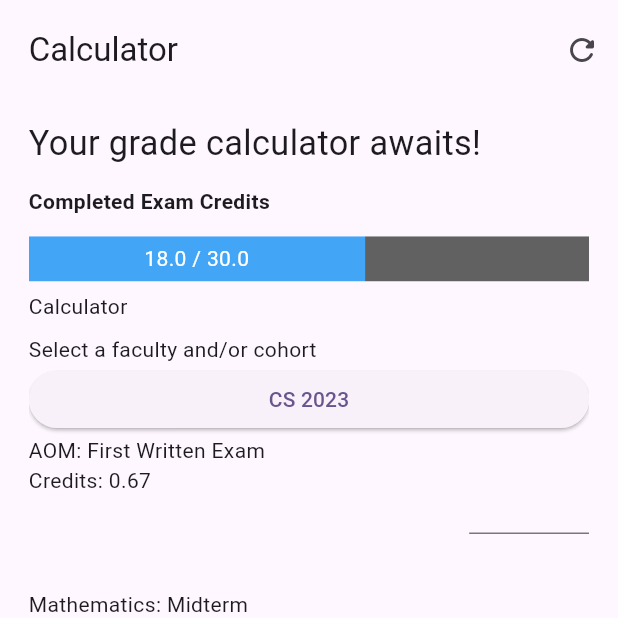
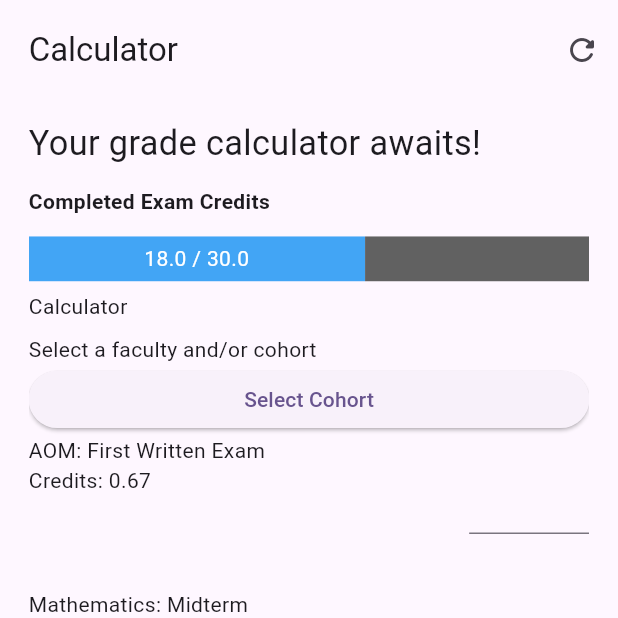
Before and after one commit to Krmsh1n5/u_standings, a Flutter app: the CalculatorPage screen opened directly, on a phone screen of 412 x 824 dp, the top half of it. Run offline on Flutter 3.47's test engine with Material 3 defaults, Android fonts, the phone set to English and light mode, and no system bars; our stand-ins replace flutter_screenutil.

Commit message:
Added simple Select Button

```diff
--- /dev/null
+++ b/lib/core/utils/functions/fetch_semesters_cohorts_func.dart
@@ -0,0 +1,5 @@
+Future<List<String>> fetchCohortsSemestersFromDatabase() async {
+  // Simulate fetching data from API/DB
+  await Future.delayed(Duration(seconds: 1)); // Simulate network delay
+  return ['Cohort A', 'Cohort A - CS', 'Cohort A - CE','Cohort B', 'Cohort C', 'Cohort C - GE'];
+}
--- a/lib/features/standings/presentation/screens/calculator_page.dart
+++ b/lib/features/standings/presentation/screens/calculator_page.dart
@@ -1,6 +1,7 @@
 import 'package:flutter/material.dart';
 import 'package:flutter_screenutil/flutter_screenutil.dart';
 import 'package:u_standings/features/standings/presentation/widgets/custom_appbar.dart';
+import 'package:u_standings/features/standings/presentation/widgets/select_button.dart';
 
 class CalculatorPage extends StatelessWidget {
   const CalculatorPage({super.key});
@@ -161,9 +162,13 @@ class CalculatorPage extends StatelessWidget {
     return SizedBox(
       height: 32.h,
       width: double.maxFinite,
-      child: ElevatedButton(
-        onPressed: () {},
-        child: Text("CS 2023"),
+      child: CohortSemesterSelectorButton(
+        title: 'Select Cohort',
+        staticOptions: ['L0', 'L1 - CS', 'L1 - CE', 'L2', 'L3'],
+        onOptionSelected: (selectedOption) {
+          print('Selected in Standings: $selectedOption');
+          // Handle selection (e.g., update Provider)
+        },
       ),
     );
   }
--- a/lib/features/standings/presentation/screens/standings_page.dart
+++ b/lib/features/standings/presentation/screens/standings_page.dart
@@ -1,6 +1,8 @@
 import 'package:flutter/material.dart';
 import 'package:flutter_screenutil/flutter_screenutil.dart';
+import 'package:u_standings/core/utils/functions/fetch_semesters_cohorts_func.dart';
 import 'package:u_standings/features/standings/presentation/widgets/custom_appbar.dart';
+import 'package:u_standings/features/standings/presentation/widgets/select_button.dart';
 
 class StandingsPage extends StatelessWidget {
   const StandingsPage({super.key});
@@ -173,9 +175,13 @@ class StandingsPage extends StatelessWidget {
     return SizedBox(
       height: 32.h,
       width: double.maxFinite,
-      child: ElevatedButton(
-        onPressed: () {},
-        child: Text("CS 2023"),
+      child: CohortSemesterSelectorButton(
+        title: 'Select Cohort',
+        fetchOptions: fetchCohortsSemestersFromDatabase,
+        onOptionSelected: (selectedOption) {
+          print('Selected in Standings: $selectedOption');
+          // Handle selection (e.g., update Provider)
+        },
       ),
     );
   }
--- /dev/null
+++ b/lib/features/standings/presentation/widgets/select_button.dart
@@ -0,0 +1,54 @@
+import 'package:flutter/material.dart';
+
+class CohortSemesterSelectorButton extends StatelessWidget {
+  final String title;
+  final Future<List<String>> Function()? fetchOptions; // Fetch from API/DB
+  final List<String>? staticOptions; // Predefined list
+  final ValueChanged<String> onOptionSelected;
+
+  const CohortSemesterSelectorButton({
+    super.key,
+    required this.title,
+    this.fetchOptions,
+    this.staticOptions,
+    required this.onOptionSelected,
+  }) : assert(
+            (fetchOptions != null && staticOptions == null) ||
+                (fetchOptions == null && staticOptions != null),
+            'Provide either fetchOptions or staticOptions, not both.');
+
+  @override
+  Widget build(BuildContext context) {
+    return ElevatedButton(
+      onPressed: () async {
+        // Fetch options (from API/DB or static)
+        List<String> options;
+        if (fetchOptions != null) {
+          options = await fetchOptions!();
+        } else {
+          options = staticOptions!;
+        }
+
+        // Show modal bottom sheet
+        final selectedOption = await showModalBottomSheet<String>(
+          context: context,
+          builder: (context) => ListView.builder(
+            itemCount: options.length,
+            itemBuilder: (context, index) {
+              return ListTile(
+                title: Text(options[index]),
+                onTap: () => Navigator.pop(context, options[index]),
+              );
+            },
+          ),
+        );
+
+        // Handle selection
+        if (selectedOption != null) {
+          onOptionSelected(selectedOption);
+        }
+      },
+      child: Text(title),
+    );
+  }
+}
```
